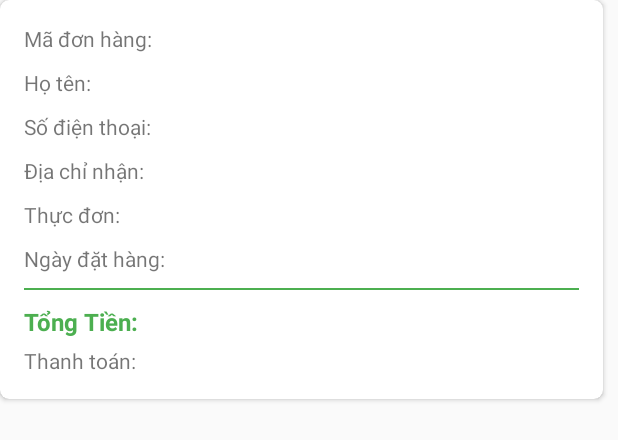
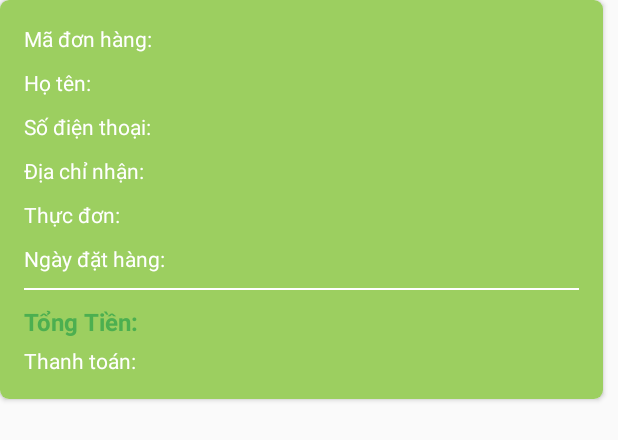
Before and after one commit to OtisDT/FoodOrderBasic_Java, an Android app: the layout item_order.xml on its own in the app's theme, with its tools: preview values and no code run, on a phone screen of 412 x 824 dp. Shown: the top 440 px of the screen. Run offline under Robolectric (Android 15) with nearby library versions, the phone set to English and light mode, and no system bars.

Commit message:
ThaiND commit card and order history

```diff
--- a/FoodOrder/app/src/main/java/com/example/foodorder/fragment/CartFragment.java
+++ b/FoodOrder/app/src/main/java/com/example/foodorder/fragment/CartFragment.java
@@ -6,6 +6,7 @@ import android.os.Bundle;
 import android.view.LayoutInflater;
 import android.view.View;
 import android.view.ViewGroup;
+import android.widget.LinearLayout;
 import android.widget.TextView;
 
 import androidx.annotation.NonNull;
@@ -82,7 +83,11 @@ public class CartFragment extends BaseFragment {
         mListFoodCart = new ArrayList<>();
         mListFoodCart = FoodDatabase.getInstance(getActivity()).foodDAO().getListFoodCart();
         if (mListFoodCart == null || mListFoodCart.isEmpty()) {
+            mFragmentCartBinding.layoutBottom.setVisibility(View.INVISIBLE);
             return;
+        }
+        else{
+            mFragmentCartBinding.layoutBottom.setVisibility(View.VISIBLE);
         }
 
         mCartAdapter = new CartAdapter(mListFoodCart, new CartAdapter.IClickListener() {
@@ -119,7 +124,10 @@ public class CartFragment extends BaseFragment {
             String strZero = 0 + Constant.CURRENCY;
             mFragmentCartBinding.tvTotalPrice.setText(strZero);
             mAmount = 0;
+            mFragmentCartBinding.layoutBottom.setVisibility(View.INVISIBLE);
             return;
+        }else{
+            mFragmentCartBinding.layoutBottom.setVisibility(View.VISIBLE);
         }
 
         int totalPrice = 0;
--- a/FoodOrder/app/src/main/res/layout/item_order.xml
+++ b/FoodOrder/app/src/main/res/layout/item_order.xml
@@ -10,6 +10,7 @@
     <LinearLayout
         android:layout_width="match_parent"
         android:layout_height="wrap_content"
+        android:background="@color/red"
         android:orientation="vertical"
         android:padding="16dp">
 
@@ -22,6 +23,7 @@
                 android:layout_width="@dimen/define_dimen_100"
                 android:layout_height="wrap_content"
                 android:layout_centerVertical="true"
+                android:textColor="@color/white"
                 android:text="@string/label_id"
                 android:textSize="@dimen/text_size_small" />
 
@@ -31,7 +33,7 @@
                 android:layout_height="wrap_content"
                 android:layout_marginStart="@dimen/define_dimen_5"
                 android:layout_toEndOf="@+id/label_id"
-                android:textColor="@color/textColorPrimary"
+                android:textColor="@color/white"
                 android:textSize="@dimen/text_size_small" />
         </RelativeLayout>
 
@@ -45,6 +47,7 @@
                 android:layout_width="@dimen/define_dimen_100"
                 android:layout_height="wrap_content"
                 android:text="@string/label_name"
+                android:textColor="@color/white"
                 android:textSize="@dimen/text_size_small" />
 
             <TextView
@@ -53,7 +56,7 @@
                 android:layout_height="wrap_content"
                 android:layout_marginStart="@dimen/define_dimen_5"
                 android:layout_toEndOf="@+id/label_name"
-                android:textColor="@color/textColorPrimary"
+                android:textColor="@color/white"
                 android:textSize="@dimen/text_size_small" />
         </RelativeLayout>
 
@@ -67,6 +70,7 @@
                 android:layout_width="@dimen/define_dimen_100"
                 android:layout_height="wrap_content"
                 android:layout_centerVertical="true"
+                android:textColor="@color/white"
                 android:text="@string/label_phone"
                 android:textSize="@dimen/text_size_small" />
 
@@ -76,7 +80,7 @@
                 android:layout_height="wrap_content"
                 android:layout_marginStart="@dimen/define_dimen_5"
                 android:layout_toEndOf="@+id/label_phone"
-                android:textColor="@color/textColorPrimary"
+                android:textColor="@color/white"
                 android:textSize="@dimen/text_size_small" />
         </RelativeLayout>
 
@@ -90,6 +94,7 @@
                 android:layout_width="@dimen/define_dimen_100"
                 android:layout_height="wrap_content"
                 android:text="@string/label_address"
+                android:textColor="@color/white"
                 android:textSize="@dimen/text_size_small" />
 
             <TextView
@@ -99,7 +104,7 @@
                 android:layout_centerVertical="true"
                 android:layout_marginStart="@dimen/define_dimen_5"
                 android:layout_toEndOf="@+id/label_address"
-                android:textColor="@color/textColorPrimary"
+                android:textColor="@color/white"
                 android:textSize="@dimen/text_size_small" />
         </RelativeLayout>
 
@@ -112,6 +117,7 @@
                 android:id="@+id/label_menu"
                 android:layout_width="@dimen/define_dimen_100"
                 android:layout_height="wrap_content"
+                android:textColor="@color/white"
                 android:text="@string/label_menu"
                 android:textSize="@dimen/text_size_small" />
 
@@ -122,7 +128,7 @@
                 android:layout_centerVertical="true"
                 android:layout_marginStart="@dimen/define_dimen_5"
                 android:layout_toEndOf="@+id/label_menu"
-                android:textColor="@color/textColorPrimary"
+                android:textColor="@color/white"
                 android:textSize="@dimen/text_size_small" />
         </RelativeLayout>
 
@@ -136,6 +142,7 @@
                 android:layout_width="@dimen/define_dimen_100"
                 android:layout_height="wrap_content"
                 android:layout_centerVertical="true"
+                android:textColor="@color/white"
                 android:text="@string/label_date"
                 android:textSize="@dimen/text_size_small" />
 
@@ -145,7 +152,7 @@
                 android:layout_height="wrap_content"
                 android:layout_marginStart="@dimen/define_dimen_5"
                 android:layout_toEndOf="@+id/label_date"
-                android:textColor="@color/textColorPrimary"
+                android:textColor="@color/white"
                 android:textSize="@dimen/text_size_small" />
         </RelativeLayout>
 
@@ -153,7 +160,7 @@
             android:layout_width="match_parent"
             android:layout_height="1dp"
             android:layout_marginTop="@dimen/define_dimen_10"
-            android:background="@color/colorPrimaryDark"/>
+            android:background="@color/white"/>
 
         <RelativeLayout
             android:layout_width="match_parent"
@@ -192,6 +199,7 @@
                 android:layout_width="@dimen/define_dimen_100"
                 android:layout_height="wrap_content"
                 android:layout_centerVertical="true"
+                android:textColor="@color/white"
                 android:text="@string/label_payment"
                 android:textSize="@dimen/text_size_small" />
 
@@ -202,7 +210,7 @@
                 android:layout_centerVertical="true"
                 android:layout_marginStart="@dimen/define_dimen_5"
                 android:layout_toEndOf="@+id/label_payment"
-                android:textColor="@color/textColorPrimary"
+                android:textColor="@color/white"
                 android:textSize="@dimen/text_size_small"
                 android:textStyle="bold" />
         </RelativeLayout>
```
